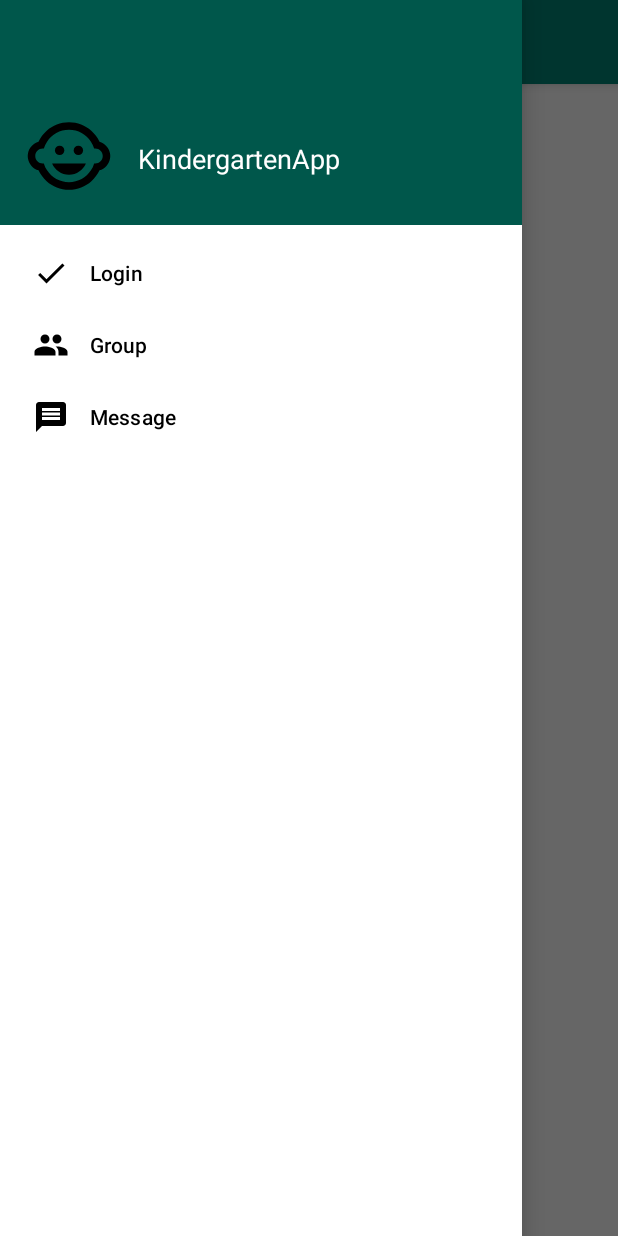
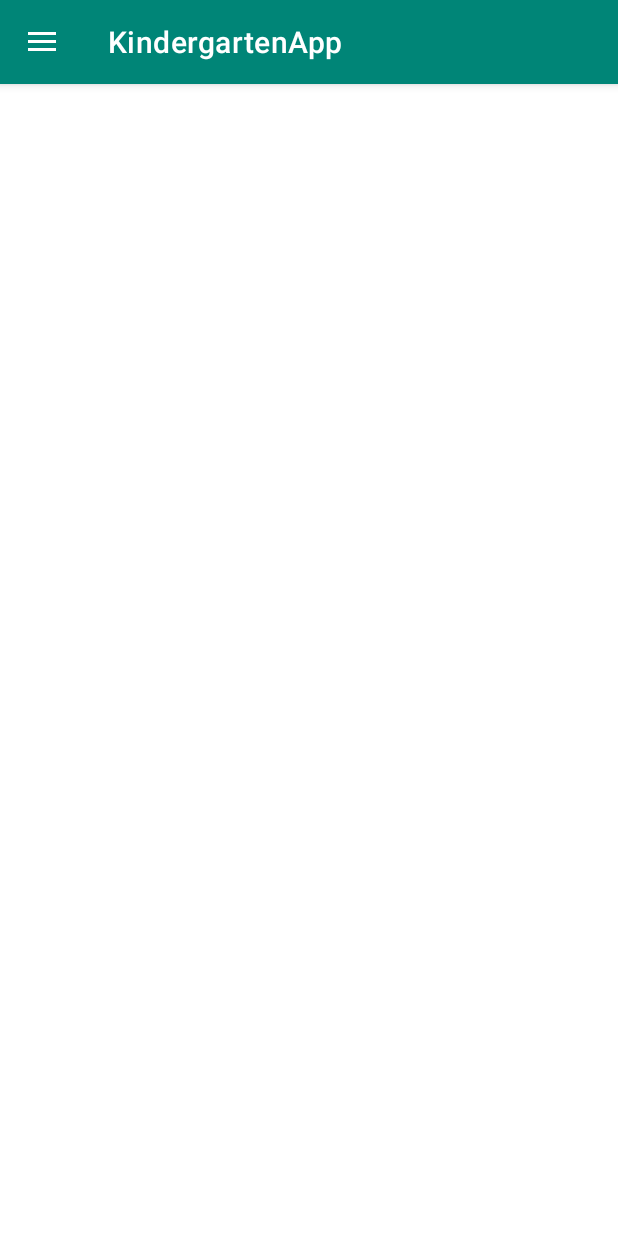
Before and after one commit to HavaG/KindergartenApp, an Android app: the screen it shows after launch (MainActivity), in the side drawer, after a tap on "Message", on a phone screen of 412 x 824 dp. Run offline under Robolectric (Android 15) with nearby library versions, the phone set to English and light mode, and no system bars.

Commit message:
hamburger menu bekötése message xml initial

```diff
--- a/app/src/main/AndroidManifest.xml
+++ b/app/src/main/AndroidManifest.xml
@@ -19,6 +19,10 @@
                 <category android:name="android.intent.category.LAUNCHER" />
             </intent-filter>
         </activity>
+        <activity android:name=".GroupActivity"
+            android:theme="@style/AppTheme.NoActionBar"/>
+
+        <activity android:name=".LoginActivity"/>
     </application>
 
 </manifest>
--- a/app/src/main/java/hu/kindergartendeveloperteam/app/groupactivity/MainActivity.java
+++ b/app/src/main/java/hu/kindergartendeveloperteam/app/groupactivity/MainActivity.java
@@ -1,12 +1,21 @@
 package hu.kindergartendeveloperteam.app.groupactivity;
 
+import android.content.Intent;
 import android.os.Bundle;
+import android.view.MenuItem;
+
+import com.google.android.material.navigation.NavigationView;
+
+import androidx.annotation.NonNull;
+import androidx.appcompat.app.ActionBarDrawerToggle;
 import androidx.appcompat.app.AppCompatActivity;
 import androidx.appcompat.widget.Toolbar;
+import androidx.core.view.GravityCompat;
 import androidx.drawerlayout.widget.DrawerLayout;
 
-public class MainActivity extends AppCompatActivity {
+public class MainActivity extends AppCompatActivity  implements NavigationView.OnNavigationItemSelectedListener{
 
+    private DrawerLayout drawer;
 
     @Override
     protected void onCreate(Bundle savedInstanceState) {
@@ -15,5 +24,53 @@ public class MainActivity extends AppCompatActivity {
 
         Toolbar toolbar = findViewById(R.id.toolbar);
         setSupportActionBar(toolbar);
+
+        drawer = findViewById(R.id.drawer_layout);
+
+        NavigationView navigationView = findViewById(R.id.nav_view);
+        navigationView.setNavigationItemSelectedListener(this);
+
+        ActionBarDrawerToggle toggle = new ActionBarDrawerToggle(this, drawer, toolbar,
+                R.string.navigation_drawer_open, R.string.navigation_drawer_close);
+        drawer.addDrawerListener(toggle);
+        toggle.syncState();
     }
+
+    @Override
+    public boolean onNavigationItemSelected(@NonNull MenuItem menuItem) {
+        switch (menuItem.getItemId()) {
+            case R.id.nav_group:
+                openGroupActivity();
+                break;
+            case R.id.nav_login:
+                openLoginActivity();
+                break;
+            case R.id.nav_message:
+                break;
+            default:
+                return true;
+        }
+
+        drawer.closeDrawer(GravityCompat.START);
+        return true;
+    }
+
+    private void openLoginActivity() {
+        Intent intent = new Intent(this, LoginActivity.class);
+        startActivity(intent);
+    }
+
+    public void openGroupActivity() {
+        Intent intent = new Intent(this, GroupActivity.class);
+        startActivity(intent);
+    }
+
+    @Override
+    public void onBackPressed() {
+        if(drawer.isDrawerOpen(GravityCompat.START)) {
+            drawer.closeDrawer(GravityCompat.START);
+        } else
+            super.onBackPressed();
+    }
+
 }
--- a/app/src/main/res/layout/item_person.xml
+++ b/app/src/main/res/layout/item_person.xml
@@ -13,7 +13,7 @@
     <ImageView
         android:id="@+id/item_image"
         android:layout_width="0dp"
-        android:layout_height="64dp"
+        android:layout_height="50dp"
         android:layout_weight="1"
         android:src="@drawable/ic_person"/>
 
@@ -22,7 +22,7 @@
         android:layout_width="0dp"
         android:layout_height="wrap_content"
         android:layout_weight="2"
-        android:textSize="24sp"
+        android:textSize="22sp"
         android:layout_margin="8dp"
         android:text="Full Name"
         android:layout_gravity="center"/>
--- /dev/null
+++ b/app/src/main/res/values-v21/styles.xml
@@ -0,0 +1,10 @@
+<?xml version="1.0" encoding="utf-8"?>
+<resources>
+
+    <style name="AppTheme.NoActionBar">
+        <item name="windowActionBar">false</item>
+        <item name="windowNoTitle">true</item>
+        <item name="android:statusBarColor">@android:color/transparent</item>
+    </style>
+
+</resources>
--- a/app/src/main/res/values/strings.xml
+++ b/app/src/main/res/values/strings.xml
@@ -28,4 +28,8 @@
     <string name="navigation_drawer_close">Close navigation drawer</string>
 
     <string name="action_example">Example action</string>
+
+    <string name="navigation_drager_open">Open navigation drawer</string>
+    <string name="navigation_drager_close">Close navigation drawer</string>
+    <string name="messageBtn">New Message</string>
 </resources>
--- a/app/src/main/res/values/styles.xml
+++ b/app/src/main/res/values/styles.xml
@@ -17,4 +17,6 @@
 
     <style name="AppTheme.PopupOverlay" parent="ThemeOverlay.AppCompat.Light" />
 
+
+
 </resources>
```
Also changed, not shown: app/src/main/java/hu/kindergartendeveloperteam/app/groupactivity/GroupActivity.java (+0 -26 lines), app/src/main/res/layout/activity_group.xml (+5 -7 lines), app/src/main/res/layout/message_partners.xml (added, +28 -0 lines), app/src/main/res/menu/menu_group.xml (deleted, +0 -10 lines).
